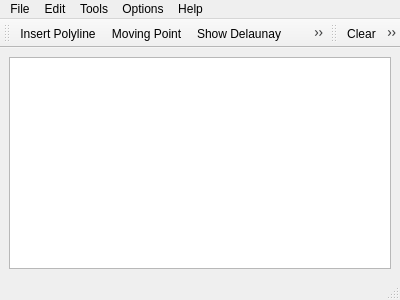
The window that GraphicsView/demo/GraphicsView/MainWindow.ui (CGAL/cgal) describes before a commit, drawn with Qt 5.
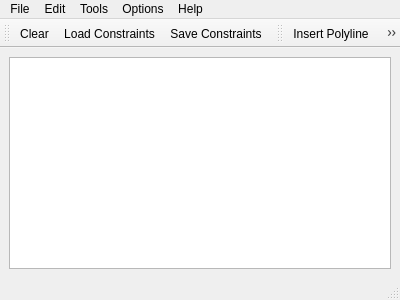
The same window after the commit. Icons and pictures are not drawn.

```diff
--- a/GraphicsView/demo/GraphicsView/MainWindow.ui
+++ b/GraphicsView/demo/GraphicsView/MainWindow.ui
@@ -76,6 +76,20 @@
    <addaction name="menuHelp" />
   </widget>
   <widget class="QStatusBar" name="statusbar" />
+  <widget class="QToolBar" name="fileToolBar" >
+   <property name="windowTitle" >
+    <string>File Tools</string>
+   </property>
+   <attribute name="toolBarArea" >
+    <enum>TopToolBarArea</enum>
+   </attribute>
+   <attribute name="toolBarBreak" >
+    <bool>false</bool>
+   </attribute>
+   <addaction name="actionClear" />
+   <addaction name="actionLoadConstraints" />
+   <addaction name="actionSaveConstraints" />
+  </widget>
   <widget class="QToolBar" name="toolBar" >
    <property name="windowTitle" >
     <string>Visualization Tools</string>
@@ -90,20 +104,7 @@
    <addaction name="actionMovingPoint" />
    <addaction name="actionShowDelaunay" />
    <addaction name="actionShowVoronoi" />
-  </widget>
-  <widget class="QToolBar" name="fileToolBar" >
-   <property name="windowTitle" >
-    <string>File Tools</string>
-   </property>
-   <attribute name="toolBarArea" >
-    <enum>TopToolBarArea</enum>
-   </attribute>
-   <attribute name="toolBarBreak" >
-    <bool>false</bool>
-   </attribute>
-   <addaction name="actionClear" />
-   <addaction name="actionLoadConstraints" />
-   <addaction name="actionSaveConstraints" />
+   <addaction name="actionCircumcenter" />
   </widget>
   <action name="actionSfs" >
    <property name="text" >
@@ -187,11 +188,14 @@
    <property name="checkable" >
     <bool>true</bool>
    </property>
+   <property name="checked" >
+    <bool>false</bool>
+   </property>
    <property name="icon" >
     <iconset resource="MainWindow.qrc" >:/new/prefix3/icons/voronoi.png</iconset>
    </property>
    <property name="text" >
-    <string>Show Voronoi</string>
+    <string>Show Voronoi Diagram</string>
    </property>
   </action>
   <action name="actionShowDelaunay" >
@@ -202,7 +206,7 @@
     <iconset resource="MainWindow.qrc" >:/new/prefix3/icons/delaunay.png</iconset>
    </property>
    <property name="text" >
-    <string>Show Delaunay</string>
+    <string>Show Delaunay Triangulation</string>
    </property>
   </action>
   <action name="actionLoadConstraints" >
@@ -221,6 +225,20 @@
     <string>Save Constraints</string>
    </property>
   </action>
+  <action name="actionCircumcenter" >
+   <property name="checkable" >
+    <bool>true</bool>
+   </property>
+   <property name="icon" >
+    <iconset resource="MainWindow.qrc" >:/cgal/Actions/icons/circumcenter.png</iconset>
+   </property>
+   <property name="text" >
+    <string>Circumcenter</string>
+   </property>
+   <property name="toolTip" >
+    <string>Draw circumcenter</string>
+   </property>
+  </action>
  </widget>
  <resources>
   <include location="MainWindow.qrc" />
```
Left out of the diff: 20 changed lines with no effect on the pictures.
